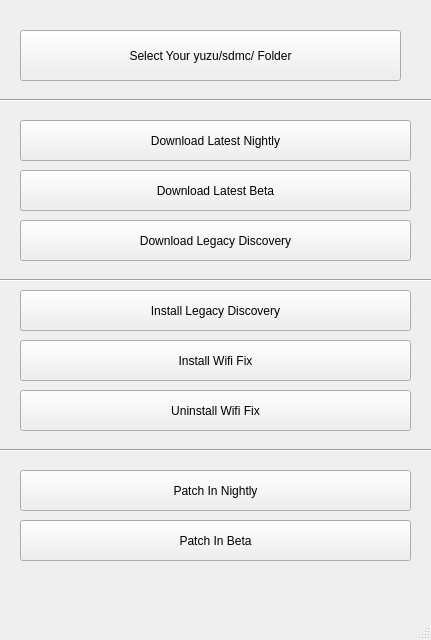
Above: Source/BigYuzuTool.ui from HighlyHylian/YuzuHDRTool before the change. Below: the same form after it.
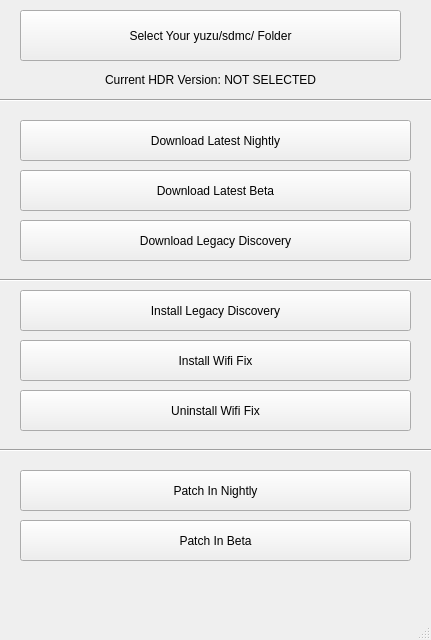
That is the form after the change.

Commit message: Add version display upon selection

```diff
--- a/Source/BigYuzuTool.ui
+++ b/Source/BigYuzuTool.ui
@@ -70,7 +70,7 @@
     <property name="geometry">
      <rect>
       <x>20</x>
-      <y>30</y>
+      <y>10</y>
       <width>381</width>
       <height>51</height>
      </rect>
@@ -170,6 +170,22 @@
      <string>Install Legacy Discovery</string>
     </property>
    </widget>
+   <widget class="QLabel" name="HDRVersion">
+    <property name="geometry">
+     <rect>
+      <x>20</x>
+      <y>70</y>
+      <width>381</width>
+      <height>20</height>
+     </rect>
+    </property>
+    <property name="text">
+     <string>Current HDR Version: NOT SELECTED</string>
+    </property>
+    <property name="alignment">
+     <set>Qt::AlignCenter</set>
+    </property>
+   </widget>
   </widget>
   <widget class="QStatusBar" name="statusbar"/>
  </widget>
```
The commit also changes 2 other files.
